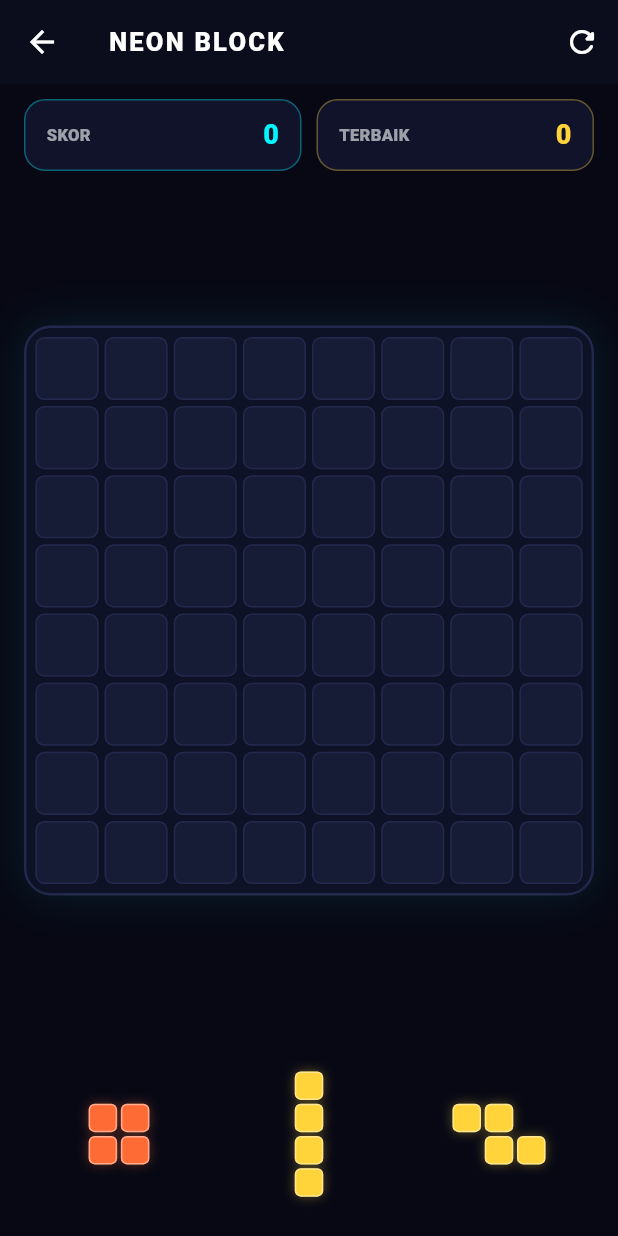
After one commit to tmminunion/autoline-tycoon, a Flutter app: the NeonBlockScreen screen opened directly, after a tap on the "refresh" icon, on a phone screen of 412 x 824 dp. The commit adds this screen. Run offline on Flutter 3.47's test engine with Material 3 defaults, Android fonts, the phone set to English and light mode, and no system bars; our stand-ins replace audioplayers, shared_preferences, webview_flutter; accounts and stored records are empty; network calls fail.

Commit message:
Add native Neon Block 8x8 puzzle game with 3D WebP artwork

```diff
--- /dev/null
+++ b/lib/games/neon_block/block_screen.dart
@@ -0,0 +1,572 @@
+import 'dart:math';
+
+import 'package:flutter/material.dart';
+import 'package:flutter/services.dart';
+import 'package:shared_preferences/shared_preferences.dart';
+
+class _BlockPiece {
+  const _BlockPiece(this.cells, this.color);
+  final List<Offset> cells; // (col, row) relative to (0,0)
+  final Color color;
+
+  int get width {
+    int maxC = 0;
+    for (final o in cells) {
+      if (o.dx.toInt() > maxC) maxC = o.dx.toInt();
+    }
+    return maxC + 1;
+  }
+
+  int get height {
+    int maxR = 0;
+    for (final o in cells) {
+      if (o.dy.toInt() > maxR) maxR = o.dy.toInt();
+    }
+    return maxR + 1;
+  }
+}
+
+class NeonBlockScreen extends StatefulWidget {
+  const NeonBlockScreen({super.key});
+
+  @override
+  State<NeonBlockScreen> createState() => _NeonBlockScreenState();
+}
+
+class _NeonBlockScreenState extends State<NeonBlockScreen> {
+  static const int _gridSize = 8;
+  static const String _bestKey = 'nufat_block_best_v1';
+
+  static const List<Color> _palette = [
+    Color(0xFF00F5FF), // cyan
+    Color(0xFFFF2D78), // pink
+    Color(0xFFFFD43B), // amber
+    Color(0xFF39FF14), // neon green
+    Color(0xFFA855F7), // purple
+    Color(0xFFFF6B35), // orange
+  ];
+
+  static final List<List<Offset>> _shapes = [
+    [const Offset(0, 0)],
+    [const Offset(0, 0), const Offset(1, 0)],
+    [const Offset(0, 0), const Offset(0, 1)],
+    [const Offset(0, 0), const Offset(1, 0), const Offset(2, 0)],
+    [const Offset(0, 0), const Offset(0, 1), const Offset(0, 2)],
+    [const Offset(0, 0), const Offset(1, 0), const Offset(2, 0), const Offset(3, 0)],
+    [const Offset(0, 0), const Offset(0, 1), const Offset(0, 2), const Offset(0, 3)],
+    [const Offset(0, 0), const Offset(1, 0), const Offset(0, 1), const Offset(1, 1)],
+    [const Offset(0, 0), const Offset(1, 0), const Offset(0, 1)],
+    [const Offset(0, 0), const Offset(1, 0), const Offset(1, 1)],
+    [const Offset(0, 0), const Offset(1, 0), const Offset(2, 0), const Offset(1, 1)],
+    [const Offset(0, 0), const Offset(0, 1), const Offset(0, 2), const Offset(1, 2)],
+    [const Offset(1, 0), const Offset(1, 1), const Offset(1, 2), const Offset(0, 2)],
+    [const Offset(0, 0), const Offset(1, 0), const Offset(1, 1), const Offset(2, 1)],
+    [
+      const Offset(0, 0), const Offset(1, 0), const Offset(2, 0),
+      const Offset(0, 1), const Offset(1, 1), const Offset(2, 1),
+      const Offset(0, 2), const Offset(1, 2), const Offset(2, 2),
+    ],
+  ];
+
+  final Random _rng = Random();
+  final GlobalKey _gridKey = GlobalKey();
+
+  late List<List<Color?>> _board;
+  late List<_BlockPiece?> _tray;
+  int _score = 0;
+  int _bestScore = 0;
+  int _combo = 0;
+  bool _gameOver = false;
+
+  int? _dragIndex;
+  Offset? _dragGlobalPos;
+  int? _hoverRow;
+  int? _hoverCol;
+  bool _hoverValid = false;
+
+  @override
+  void initState() {
+    super.initState();
+    _initGame();
+    _loadBest();
+  }
+
+  Future<void> _loadBest() async {
+    try {
+      final prefs = await SharedPreferences.getInstance();
+      if (!mounted) return;
+      setState(() => _bestScore = prefs.getInt(_bestKey) ?? 0);
+    } catch (_) {}
+  }
+
+  Future<void> _saveBest(int val) async {
+    if (val <= _bestScore) return;
+    _bestScore = val;
+    try {
+      final prefs = await SharedPreferences.getInstance();
+      await prefs.setInt(_bestKey, val);
+    } catch (_) {}
+  }
+
+  void _initGame() {
+    _board = List.generate(_gridSize, (_) => List<Color?>.filled(_gridSize, null));
+    _score = 0;
+    _combo = 0;
+    _gameOver = false;
+    _dragIndex = null;
+    _dragGlobalPos = null;
+    _hoverRow = null;
+    _hoverCol = null;
+    _refillTray();
+  }
+
+  void _refillTray() {
+    _tray = List.generate(3, (_) {
+      final shape = _shapes[_rng.nextInt(_shapes.length)];
+      final color = _palette[_rng.nextInt(_palette.length)];
+      return _BlockPiece(shape, color);
+    });
+    _checkGameOver();
+  }
+
+  bool _canPlace(_BlockPiece piece, int row, int col) {
+    for (final o in piece.cells) {
+      final r = row + o.dy.toInt();
+      final c = col + o.dx.toInt();
+      if (r < 0 || r >= _gridSize || c < 0 || c >= _gridSize) return false;
+      if (_board[r][c] != null) return false;
+    }
+    return true;
+  }
+
+  bool _anyMoveAvailable() {
+    for (final p in _tray) {
+      if (p == null) continue;
+      for (int r = 0; r < _gridSize; r++) {
+        for (int c = 0; c < _gridSize; c++) {
+          if (_canPlace(p, r, c)) return true;
+        }
+      }
+    }
+    return false;
+  }
+
+  void _checkGameOver() {
+    if (_tray.every((e) => e == null)) return;
+    if (!_anyMoveAvailable()) {
+      setState(() => _gameOver = true);
+      HapticFeedback.heavyImpact();
+      _saveBest(_score);
+    }
+  }
+
+  void _updateHover(Offset globalPos) {
+    if (_dragIndex == null) return;
+    final piece = _tray[_dragIndex!];
+    if (piece == null) return;
+
+    final ctx = _gridKey.currentContext;
+    if (ctx == null) return;
+    final box = ctx.findRenderObject() as RenderBox?;
+    if (box == null || !box.hasSize) return;
+
+    // Lift piece above finger so it remains visible
+    final liftedGlobal = globalPos - const Offset(0, 64);
+    final local = box.globalToLocal(liftedGlobal);
+    final cellPx = box.size.width / _gridSize;
+
+    final col = ((local.dx - (piece.width * cellPx) / 2) / cellPx).round();
+    final row = ((local.dy - (piece.height * cellPx) / 2) / cellPx).round();
+
+    setState(() {
+      _dragGlobalPos = liftedGlobal;
+      if (row >= -1 && row < _gridSize && col >= -1 && col < _gridSize) {
+        _hoverRow = row;
+        _hoverCol = col;
+        _hoverValid = _canPlace(piece, row, col);
+      } else {
+        _hoverRow = null;
+        _hoverCol = null;
+        _hoverValid = false;
+      }
+    });
+  }
+
+  void _endDrag() {
+    if (_dragIndex == null) return;
+    final idx = _dragIndex!;
+    final piece = _tray[idx];
+
+    if (piece != null && _hoverRow != null && _hoverCol != null && _hoverValid) {
+      HapticFeedback.mediumImpact();
+      for (final o in piece.cells) {
+        _board[_hoverRow! + o.dy.toInt()][_hoverCol! + o.dx.toInt()] = piece.color;
+      }
+      _tray[idx] = null;
+      int gained = piece.cells.length * 10;
+
+      // Check full rows & columns
+      final fullRows = <int>[];
+      final fullCols = <int>[];
+      for (int r = 0; r < _gridSize; r++) {
+        if (_board[r].every((c) => c != null)) fullRows.add(r);
+      }
+      for (int c = 0; c < _gridSize; c++) {
+        bool full = true;
+        for (int r = 0; r < _gridSize; r++) {
+          if (_board[r][c] == null) {
+            full = false;
+            break;
+          }
+        }
+        if (full) fullCols.add(c);
+      }
+
+      final clearedLines = fullRows.length + fullCols.length;
+      if (clearedLines > 0) {
+        _combo++;
+        HapticFeedback.heavyImpact();
+        for (final r in fullRows) {
+          for (int c = 0; c < _gridSize; c++) {
+            _board[r][c] = null;
+          }
+        }
+        for (final c in fullCols) {
+          for (int r = 0; r < _gridSize; r++) {
+            _board[r][c] = null;
+          }
+        }
+        gained += clearedLines * 100 * _combo;
+      } else {
+        _combo = 0;
+      }
+
+      _score += gained;
+      if (_score > _bestScore) _saveBest(_score);
+
+      setState(() {
+        _dragIndex = null;
+        _dragGlobalPos = null;
+        _hoverRow = null;
+        _hoverCol = null;
+        _hoverValid = false;
+      });
+
+      if (_tray.every((e) => e == null)) {
+        _refillTray();
+      } else {
+        _checkGameOver();
+      }
+    } else {
+      HapticFeedback.selectionClick();
+      setState(() {
+        _dragIndex = null;
+        _dragGlobalPos = null;
+        _hoverRow = null;
+        _hoverCol = null;
+        _hoverValid = false;
+      });
+    }
+  }
+
+  @override
+  Widget build(BuildContext context) {
+    return Scaffold(
+      backgroundColor: const Color(0xFF070814),
+      appBar: AppBar(
+        backgroundColor: const Color(0xFF0B0D1C),
+        foregroundColor: Colors.white,
+        elevation: 0,
+        title: const Text(
+          'NEON BLOCK',
+          style: TextStyle(fontWeight: FontWeight.w900, letterSpacing: 1.5, fontSize: 17),
+        ),
+        actions: [
+          IconButton(
+            tooltip: 'Ulangi',
+            onPressed: () => setState(_initGame),
+            icon: const Icon(Icons.refresh_rounded),
+          ),
+        ],
+      ),
+      body: Stack(
+        children: [
+          SafeArea(
+            child: Padding(
+              padding: const EdgeInsets.fromLTRB(16, 10, 16, 14),
+              child: Column(
+                children: [
+                  Row(
+                    children: [
+                      Expanded(
+                        child: _ScorePill(
+                          label: 'SKOR',
+                          value: '$_score',
+                          accent: const Color(0xFF00F5FF),
+                        ),
+                      ),
+                      const SizedBox(width: 10),
+                      Expanded(
+                        child: _ScorePill(
+                          label: 'TERBAIK',
+                          value: '$_bestScore',
+                          accent: const Color(0xFFFFD43B),
+                        ),
+                      ),
+                    ],
+                  ),
+                  if (_combo > 1) ...[
+                    const SizedBox(height: 8),
+                    Container(
+                      padding: const EdgeInsets.symmetric(horizontal: 12, vertical: 4),
+                      decoration: BoxDecoration(
+                        color: const Color(0xFFFFD43B).withValues(alpha: 0.16),
+                        borderRadius: BorderRadius.circular(99),
+                        border: Border.all(color: const Color(0xFFFFD43B)),
+                      ),
+                      child: Text(
+                        '${_combo}x COMBO STREAK!',
+                        style: const TextStyle(
+                          color: Color(0xFFFFD43B),
+                          fontWeight: FontWeight.w900,
+                          fontSize: 12,
+                        ),
+                      ),
+                    ),
+                  ],
+                  const SizedBox(height: 14),
+                  Expanded(
+                    child: Center(
+                      child: AspectRatio(
+                        aspectRatio: 1,
+                        child: Container(
+                          key: _gridKey,
+                          padding: const EdgeInsets.all(6),
+                          decoration: BoxDecoration(
+                            color: const Color(0xFF0E1226),
+                            borderRadius: BorderRadius.circular(18),
+                            border: Border.all(color: const Color(0xFF23294D), width: 1.6),
+                            boxShadow: [
+                              BoxShadow(
+                                color: const Color(0xFF00F5FF).withValues(alpha: 0.10),
+                                blurRadius: 24,
+                              ),
+                            ],
+                          ),
+                          child: GridView.builder(
+                            physics: const NeverScrollableScrollPhysics(),
+                            itemCount: _gridSize * _gridSize,
+                            gridDelegate: const SliverGridDelegateWithFixedCrossAxisCount(
+                              crossAxisCount: _gridSize,
+                              crossAxisSpacing: 4,
+                              mainAxisSpacing: 4,
+                            ),
+                            itemBuilder: (_, idx) {
+                              final r = idx ~/ _gridSize;
+                              final c = idx % _gridSize;
+                              final cellColor = _board[r][c];
+                              final isPreview = _isPreviewCell(r, c);
+                              final previewColor = _dragIndex != null && _tray[_dragIndex!] != null
+                                  ? _tray[_dragIndex!]!.color
+                                  : Colors.white;
+
+                              return AnimatedContainer(
+                                duration: const Duration(milliseconds: 110),
+                                decoration: BoxDecoration(
+                                  borderRadius: BorderRadius.circular(6),
+                                  color: cellColor ??
+                                      (isPreview
+                                          ? (_hoverValid
+                                              ? previewColor.withValues(alpha: 0.48)
+                                              : const Color(0xFFFF2D78).withValues(alpha: 0.35))
+                                          : const Color(0xFF171C36)),
+                                  border: Border.all(
+                                    color: cellColor != null
+                                        ? Colors.white.withValues(alpha: 0.35)
+                                        : isPreview
+                                            ? (_hoverValid ? previewColor : const Color(0xFFFF2D78))
+                                            : const Color(0xFF23294D),
+                                    width: 1,
+                                  ),
+                                ),
+                              );
+                            },
+                          ),
+                        ),
+                      ),
+                    ),
+                  ),
+                  const SizedBox(height: 16),
+                  SizedBox(
+                    height: 108,
+                    child: Row(
+                      mainAxisAlignment: MainAxisAlignment.spaceEvenly,
+                      children: List.generate(3, (i) {
+                        final piece = _tray[i];
+                        final hidden = _dragIndex == i || piece == null;
+                        return Expanded(
+                          child: GestureDetector(
+                            behavior: HitTestBehavior.opaque,
+                            onPanStart: piece == null
+                                ? null
+                                : (d) {
+                                    HapticFeedback.selectionClick();
+                                    setState(() => _dragIndex = i);
+                                    _updateHover(d.globalPosition);
+                                  },
+                            onPanUpdate: (d) => _updateHover(d.globalPosition),
+                            onPanEnd: (_) => _endDrag(),
+                            onPanCancel: _endDrag,
+                            child: Center(
+                              child: Opacity(
+                                opacity: hidden ? 0.12 : 1.0,
+                                child: piece == null
+                                    ? const SizedBox.shrink()
+                                    : _PiecePreview(piece: piece, cellSize: 19),
+                              ),
+                            ),
+                          ),
+                        );
+                      }),
+                    ),
+                  ),
+                ],
+              ),
+            ),
+          ),
+          if (_dragIndex != null && _dragGlobalPos != null && _tray[_dragIndex!] != null)
+            Positioned(
+              left: _dragGlobalPos!.dx - (_tray[_dragIndex!]!.width * 30) / 2,
+              top: _dragGlobalPos!.dy - (_tray[_dragIndex!]!.height * 30) / 2,
+              child: IgnorePointer(
+                child: _PiecePreview(piece: _tray[_dragIndex!]!, cellSize: 28),
+              ),
+            ),
+          if (_gameOver)
+            Container(
+              color: Colors.black.withValues(alpha: 0.82),
+              child: Center(
+                child: Container(
+                  margin: const EdgeInsets.all(28),
+                  padding: const EdgeInsets.all(24),
+                  decoration: BoxDecoration(
+                    color: const Color(0xFF10132A),
+                    borderRadius: BorderRadius.circular(22),
+                    border: Border.all(color: const Color(0xFF00F5FF).withValues(alpha: 0.45)),
+                  ),
+                  child: Column(
+                    mainAxisSize: MainAxisSize.min,
+                    children: [
+                      const Text(
+                        'GAME OVER',
+                        style: TextStyle(
+                          color: Color(0xFFFF2D78),
+                          fontSize: 24,
+                          fontWeight: FontWeight.w900,
+                          letterSpacing: 1.5,
+                        ),
+                      ),
+                      const SizedBox(height: 10),
+                      Text(
+                        'Skor Akhir: $_score\nSkor Terbaik: $_bestScore',
+                        textAlign: TextAlign.center,
+                        style: const TextStyle(color: Colors.white70, fontSize: 15, height: 1.5),
+                      ),
+                      const SizedBox(height: 18),
+                      ElevatedButton.icon(
+                        style: ElevatedButton.styleFrom(
+                          backgroundColor: const Color(0xFF00F5FF),
+                          foregroundColor: const Color(0xFF070814),
+                          padding: const EdgeInsets.symmetric(horizontal: 24, vertical: 12),
+                          shape: RoundedRectangleBorder(borderRadius: BorderRadius.circular(14)),
+                        ),
+                        onPressed: () => setState(_initGame),
+                        icon: const Icon(Icons.replay_rounded),
+                        label: const Text('MAIN LAGI', style: TextStyle(fontWeight: FontWeight.w900)),
+                      ),
+                    ],
+                  ),
+                ),
+              ),
+            ),
+        ],
+      ),
+    );
+  }
+
+  bool _isPreviewCell(int r, int c) {
+    if (_dragIndex == null || _hoverRow == null || _hoverCol == null) return false;
+    final piece = _tray[_dragIndex!];
+    if (piece == null) return false;
+    for (final o in piece.cells) {
+      if (_hoverRow! + o.dy.toInt() == r && _hoverCol! + o.dx.toInt() == c) {
+        return true;
+      }
+    }
+    return false;
+  }
+}
+
+class _ScorePill extends StatelessWidget {
+  const _ScorePill({required this.label, required this.value, required this.accent});
+  final String label;
+  final String value;
+  final Color accent;
+
+  @override
+  Widget build(BuildContext context) {
+    return Container(
+      padding: const EdgeInsets.symmetric(horizontal: 14, vertical: 10),
+      decoration: BoxDecoration(
+        color: const Color(0xFF10132A),
+        borderRadius: BorderRadius.circular(14),
+        border: Border.all(color: accent.withValues(alpha: 0.35)),
+      ),
+      child: Row(
+        mainAxisAlignment: MainAxisAlignment.spaceBetween,
+        children: [
+          Text(label, style: const TextStyle(color: Colors.white60, fontSize: 11, fontWeight: FontWeight.w800)),
+          Text(value, style: TextStyle(color: accent, fontSize: 18, fontWeight: FontWeight.w900)),
+        ],
+      ),
+    );
+  }
+}
+
+class _PiecePreview extends StatelessWidget {
+  const _PiecePreview({required this.piece, required this.cellSize});
+  final _BlockPiece piece;
+  final double cellSize;
+
+  @override
+  Widget build(BuildContext context) {
+    const gap = 2.5;
+    final w = piece.width * cellSize + (piece.width - 1) * gap;
+    final h = piece.height * cellSize + (piece.height - 1) * gap;
+    return SizedBox(
+      width: w,
+      height: h,
+      child: Stack(
+        children: [
+          for (final o in piece.cells)
+            Positioned(
+              left: o.dx * (cellSize + gap),
+              top: o.dy * (cellSize + gap),
+              width: cellSize,
+              height: cellSize,
+              child: Container(
+                decoration: BoxDecoration(
+                  color: piece.color,
+                  borderRadius: BorderRadius.circular(4),
+                  border: Border.all(color: Colors.white.withValues(alpha: 0.45), width: 1),
+                  boxShadow: [
+                    BoxShadow(color: piece.color.withValues(alpha: 0.35), blurRadius: 6),
+                  ],
+                ),
+              ),
+            ),
+        ],
+      ),
+    );
+  }
+}
--- a/lib/screens/nufat_games_hub_screen.dart
+++ b/lib/screens/nufat_games_hub_screen.dart
@@ -4,6 +4,7 @@ import 'package:flutter/material.dart';
 import 'package:shared_preferences/shared_preferences.dart';
 
 import '../games/chess/chess_screen.dart';
+import '../games/neon_block/block_screen.dart';
 import '../games/neon_dash/dash_screen.dart';
 import '../services/remote_games_service.dart';
 import '../widgets/game_tile_artwork.dart';
@@ -64,6 +65,7 @@ class _NufatGamesHubScreenState extends State<NufatGamesHubScreen> {
   int _strikerBest = 0;
   int _dashBest = 0;
   int _chessBest = 0;
+  int _blockBest = 0;
   List<RemoteWebGame> _remoteGames = RemoteGamesService.fallbackGames;
   Map<String, int> _webBests = const {};
   bool _remoteFromServer = false;
@@ -95,6 +97,7 @@ class _NufatGamesHubScreenState extends State<NufatGamesHubScreen> {
         _strikerBest = prefs.getInt('ns_best_score') ?? 0;
         _dashBest = prefs.getInt('nufat_dash_best_v1') ?? 0;
         _chessBest = prefs.getInt('nufat_chess_best_v1') ?? 0;
+        _blockBest = prefs.getInt('nufat_block_best_v1') ?? 0;
         _webBests = webBests;
       });
     } catch (_) {}
@@ -167,6 +170,17 @@ class _NufatGamesHubScreenState extends State<NufatGamesHubScreen> {
         emoji: '♟️',
         bestScore: _chessBest,
         onTap: () => _openGame(const ChessScreen()),
+      ),
+      _HubGameItem(
+        id: 'neon-block',
+        title: 'NEON BLOCK',
+        subtitle: _blockBest > 0 ? 'Best $_blockBest' : 'Block Puzzle 8x8',
+        isNative: true,
+        category: 'Native',
+        colors: const [Color(0xFF00F5FF), Color(0xFF7B2FFF)],
+        icon: Icons.grid_view_rounded,
+        bestScore: _blockBest,
+        onTap: () => _openGame(const NeonBlockScreen()),
       ),
     ];
 
--- a/lib/widgets/game_tile_artwork.dart
+++ b/lib/widgets/game_tile_artwork.dart
@@ -22,6 +22,9 @@ class GameTileArtwork extends StatelessWidget {
     final keyId = id.toLowerCase();
     final cat = category.toLowerCase();
 
+    if (keyId.contains('block')) {
+      return 'assets/games/neon_block.webp';
+    }
     if (keyId.contains('striker') || keyId.contains('space') || keyId.contains('shooter')) {
       return 'assets/games/neon_striker.webp';
     }
```
Also changed, not shown: assets/games/neon_block.webp (added).
